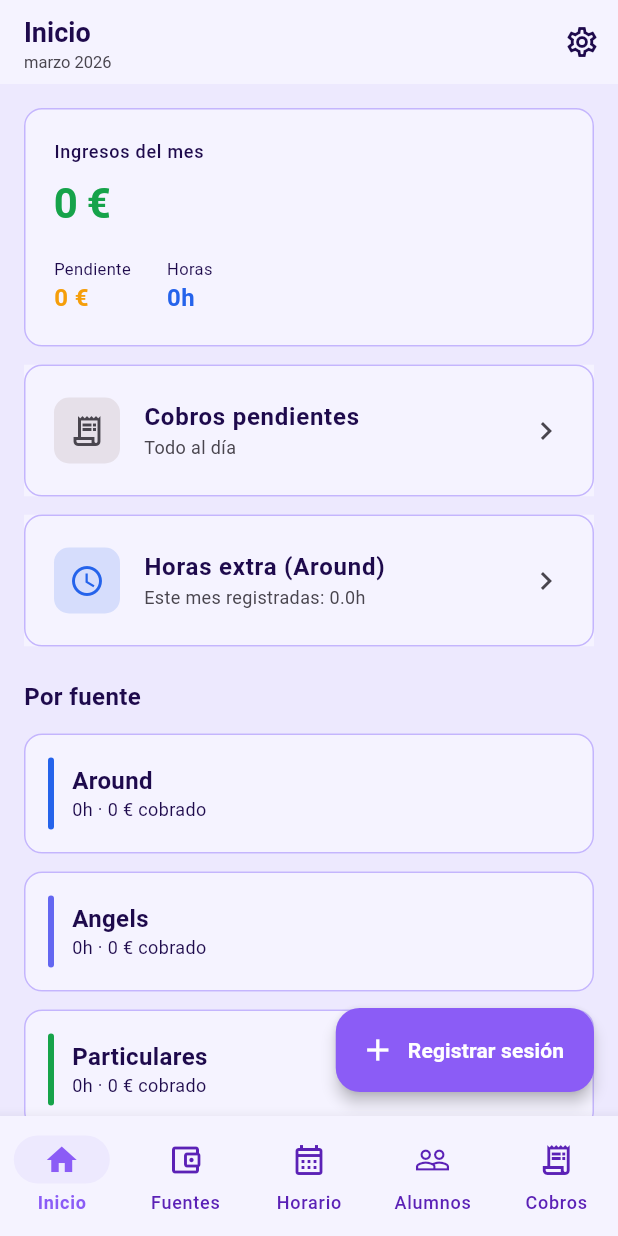
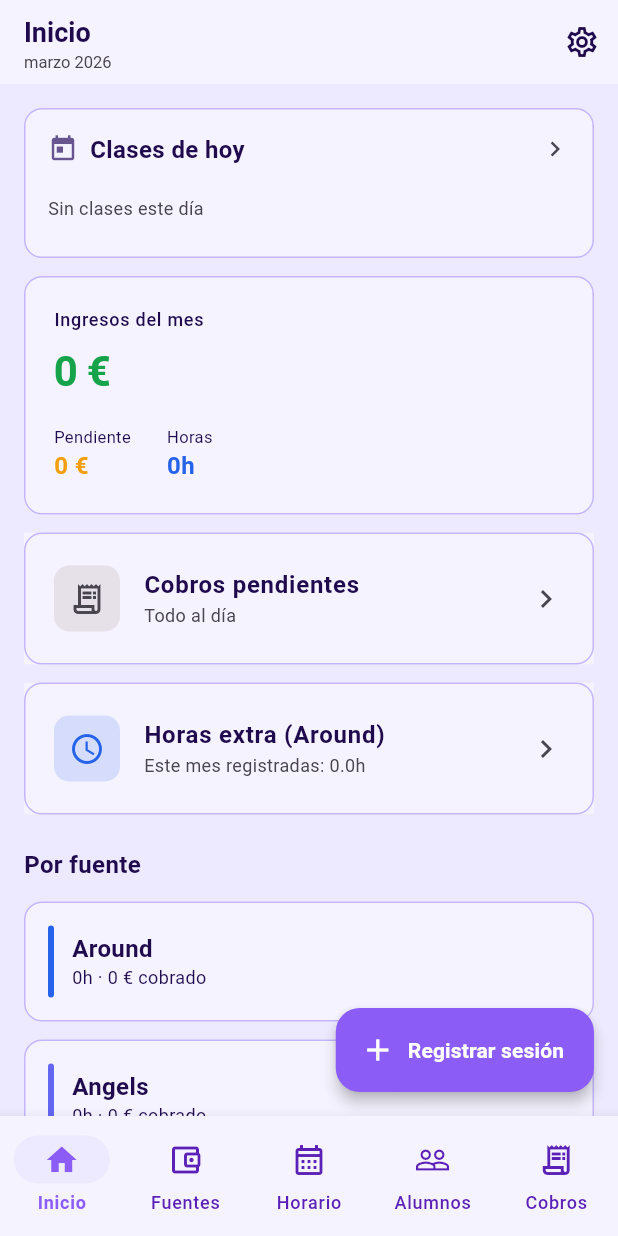
Before and after one commit to AlvaroMarcha/teacherapp, a Flutter app: the DashboardScreen screen opened by its route, on a phone screen of 412 x 824 dp. Run offline on Flutter 3.47's test engine with Material 3 defaults, Android fonts, the phone set to English and light mode, and no system bars; our stand-ins replace drift, flutter_colorpicker, flutter_riverpod, flutter_secure_storage, flutter_slidable, go_router and 2 more; accounts and stored records are empty; generated files the repository leaves out were written again.

Commit message:
feat: add 'Clases de hoy' card and localization for today's classes

```diff
--- a/lib/core/l10n/app_localizations.dart
+++ b/lib/core/l10n/app_localizations.dart
@@ -279,6 +279,7 @@ class AppLocalizations {
     required this.menos,
     required this.mas,
     required this.sinClasesEsteDia,
+    required this.clasesDeHoy,
     required this.sesion,
     required this.sesiones,
     required this.diasAbreviados,
@@ -568,6 +569,7 @@ class AppLocalizations {
   final String menos;
   final String mas;
   final String sinClasesEsteDia;
+  final String clasesDeHoy;
   final String sesion;
   final String sesiones;
   final String diasAbreviados;
@@ -835,6 +837,7 @@ class AppLocalizations {
     menos: 'Menos',
     mas: 'Más',
     sinClasesEsteDia: 'Sin clases este día',
+    clasesDeHoy: 'Clases de hoy',
     sesion: 'sesión',
     sesiones: 'sesiones',
     diasAbreviados: 'L,M,X,J,V,S,D',
@@ -1090,6 +1093,7 @@ class AppLocalizations {
     menos: 'Less',
     mas: 'More',
     sinClasesEsteDia: 'No classes this day',
+    clasesDeHoy: 'Today\'s classes',
     sesion: 'session',
     sesiones: 'sessions',
     diasAbreviados: 'M,T,W,T,F,S,S',
@@ -1348,6 +1352,7 @@ class AppLocalizations {
     menos: 'Meno',
     mas: 'Più',
     sinClasesEsteDia: 'Nessuna lezione oggi',
+    clasesDeHoy: 'Lezioni di oggi',
     sesion: 'sessione',
     sesiones: 'sessioni',
     diasAbreviados: 'L,M,M,G,V,S,D',
--- a/lib/presentation/screens/dashboard/dashboard_screen.dart
+++ b/lib/presentation/screens/dashboard/dashboard_screen.dart
@@ -11,6 +11,7 @@ import '../../providers/theme_provider.dart';
 import '../../../domain/models/fuente.dart';
 import 'widgets/resumen_mes_card.dart';
 import 'widgets/cobros_pendientes_card.dart';
+import 'widgets/clases_hoy_card.dart';
 import 'widgets/horas_semana_card.dart';
 
 class DashboardScreen extends ConsumerWidget {
@@ -53,6 +54,7 @@ class DashboardScreen extends ConsumerWidget {
           child: ListView(
             padding: const EdgeInsets.symmetric(vertical: 8),
             children: [
+              const ClasesHoyCard(),
               ResumenMesCard(data: data),
               CobrosPendientesCard(
                 pendientes: data.cobrosPendientes,
--- /dev/null
+++ b/lib/presentation/screens/dashboard/widgets/clases_hoy_card.dart
@@ -0,0 +1,136 @@
+import 'package:flutter/material.dart';
+import 'package:flutter_riverpod/flutter_riverpod.dart';
+import 'package:go_router/go_router.dart';
+import '../../../../core/constants/app_text_styles.dart';
+import '../../../../core/router/app_router.dart';
+import '../../../../domain/models/evento_calendario.dart';
+import '../../../providers/sesiones_provider.dart';
+import '../../../providers/theme_provider.dart';
+
+class ClasesHoyCard extends ConsumerWidget {
+  const ClasesHoyCard({super.key});
+
+  @override
+  Widget build(BuildContext context, WidgetRef ref) {
+    final l = ref.watch(appLocalizationsProvider);
+    final hoy = DateUtils.dateOnly(DateTime.now());
+    final eventosAsync = ref.watch(eventosDelDiaProvider(hoy));
+
+    return Card(
+      margin: const EdgeInsets.fromLTRB(16, 8, 16, 4),
+      child: InkWell(
+        borderRadius: BorderRadius.circular(16),
+        onTap: () => context.go(AppRoutes.horario),
+        child: Padding(
+          padding: const EdgeInsets.all(16),
+          child: Column(
+            crossAxisAlignment: CrossAxisAlignment.start,
+            children: [
+              Row(
+                children: [
+                  Icon(
+                    Icons.today,
+                    size: 20,
+                    color: Theme.of(context).colorScheme.primary,
+                  ),
+                  const SizedBox(width: 8),
+                  Text(l.clasesDeHoy, style: AppTextStyles.titleSmall),
+                  const Spacer(),
+                  Icon(
+                    Icons.chevron_right,
+                    size: 20,
+                    color: Theme.of(context).colorScheme.onSurfaceVariant,
+                  ),
+                ],
+              ),
+              const SizedBox(height: 12),
+              eventosAsync.when(
+                loading: () => const SizedBox(
+                  height: 32,
+                  child: Center(
+                    child: SizedBox(
+                      width: 16,
+                      height: 16,
+                      child: CircularProgressIndicator(strokeWidth: 2),
+                    ),
+                  ),
+                ),
+                error: (_, __) => const SizedBox.shrink(),
+                data: (eventos) {
+                  if (eventos.isEmpty) {
+                    return Padding(
+                      padding: const EdgeInsets.symmetric(vertical: 8),
+                      child: Text(
+                        l.sinClasesEsteDia,
+                        style: AppTextStyles.bodySmall.copyWith(
+                          color: Theme.of(context).colorScheme.onSurfaceVariant,
+                        ),
+                      ),
+                    );
+                  }
+                  return Column(
+                    children: eventos.map((e) => _ClaseRow(evento: e)).toList(),
+                  );
+                },
+              ),
+            ],
+          ),
+        ),
+      ),
+    );
+  }
+}
+
+class _ClaseRow extends StatelessWidget {
+  const _ClaseRow({required this.evento});
+
+  final EventoCalendario evento;
+
+  @override
+  Widget build(BuildContext context) {
+    final color = evento.color;
+    final opacity = evento.esCancelada ? 0.5 : 1.0;
+
+    return Opacity(
+      opacity: opacity,
+      child: Padding(
+        padding: const EdgeInsets.symmetric(vertical: 4),
+        child: Row(
+          children: [
+            Container(
+              width: 8,
+              height: 8,
+              decoration: BoxDecoration(
+                color: color,
+                shape: BoxShape.circle,
+              ),
+            ),
+            const SizedBox(width: 8),
+            Text(
+              '${evento.horaInicio}–${evento.horaFin}',
+              style: AppTextStyles.labelMedium.copyWith(
+                color: Theme.of(context).colorScheme.onSurfaceVariant,
+              ),
+            ),
+            const SizedBox(width: 8),
+            Expanded(
+              child: Text(
+                evento.titulo,
+                style: AppTextStyles.bodyMedium.copyWith(
+                  decoration:
+                      evento.esCancelada ? TextDecoration.lineThrough : null,
+                ),
+                maxLines: 1,
+                overflow: TextOverflow.ellipsis,
+              ),
+            ),
+            if (evento.esCancelada)
+              Icon(Icons.cancel_outlined, size: 16, color: color)
+            else if (evento.estaConfirmada)
+              Icon(Icons.check_circle_outline, size: 16, color: color),
+          ],
+        ),
+      ),
+    );
+  }
+}
```
Also changed, not shown: lib/presentation/screens/sesiones/registro_sesion_screen.dart (+3 -16 lines).
